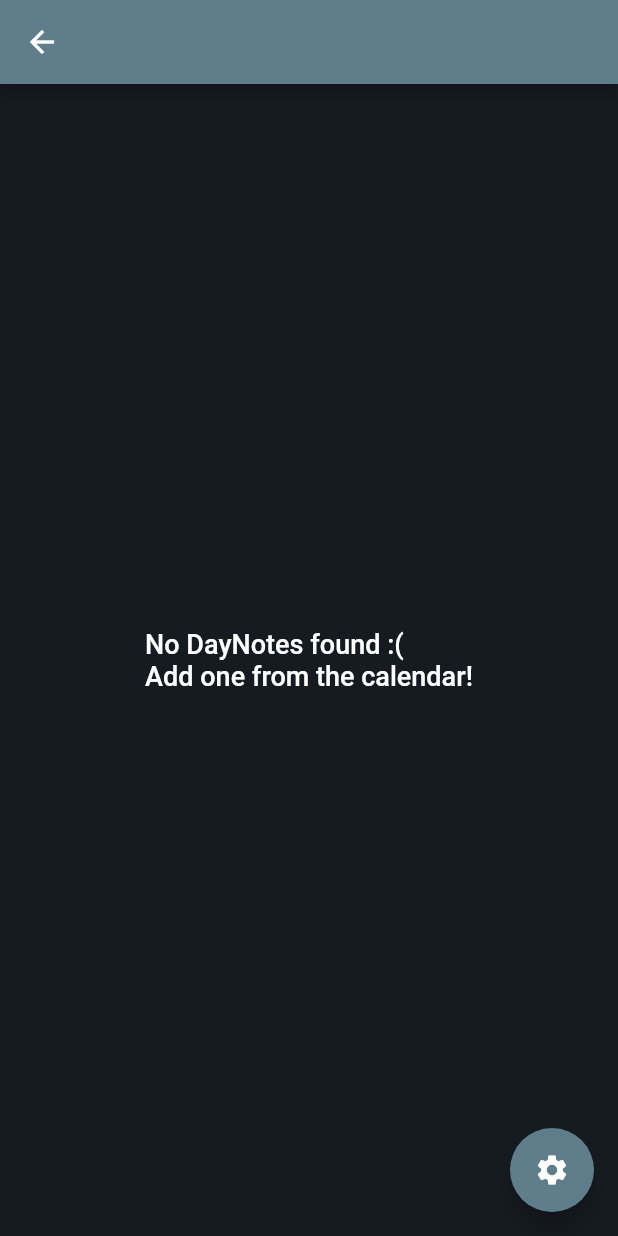
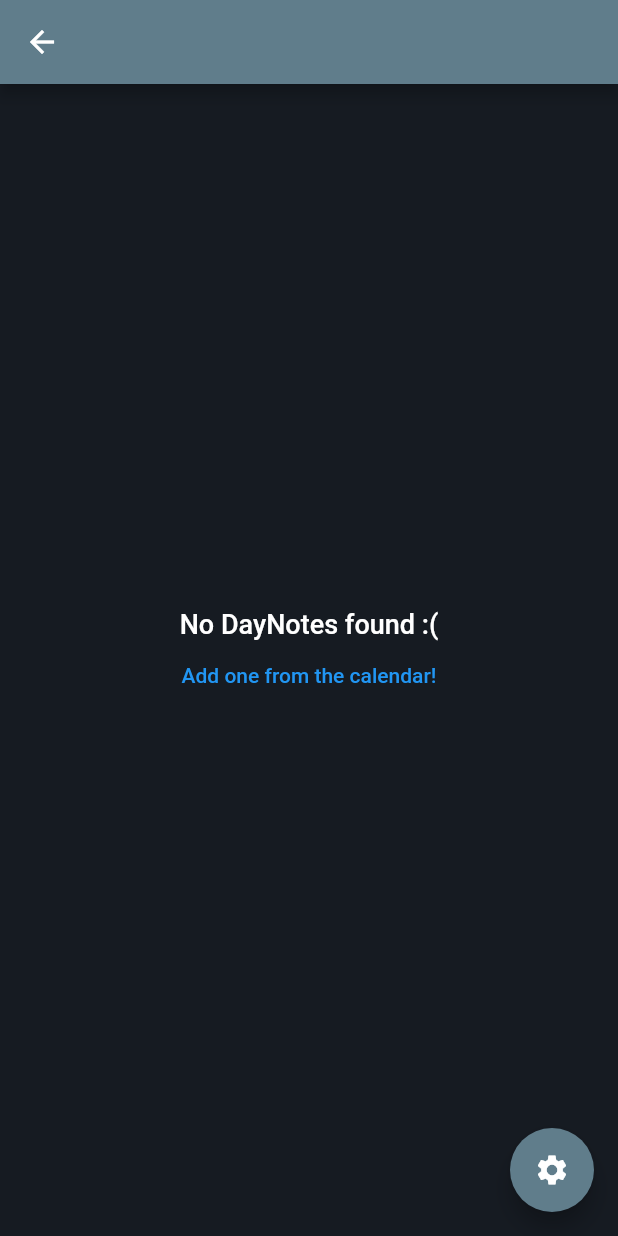
Before and after one commit to sicfran774/DayNote, a Flutter app: the AlbumDayNote screen opened directly with empty values, on a phone screen of 412 x 824 dp. Run offline on Flutter 3.47's test engine with Material 2 defaults, Android fonts, the phone set to English and light mode, and no system bars; our stand-ins replace firebase_core, firebase_storage, image_picker, tuple; missing offline and left inert: flutter_quill; accounts and stored records are empty.

Commit message:
makin it look more nice

```diff
--- a/lib/screens/components/album/album_daynote.dart
+++ b/lib/screens/components/album/album_daynote.dart
@@ -69,15 +69,47 @@ class _AlbumDayNoteState extends State<AlbumDayNote> {
 
     return Scaffold(
       appBar: AppBar(
+        centerTitle: true,
         title: ValueListenableBuilder(
           valueListenable: dateNotifier,
           builder: (context, value, child) {
             List<String> tempDate = value.split('_');
-            return (tempDate.length == 3)
-                ? Text(convertToUTC(tempDate[0], tempDate[1], tempDate[2]))
-                : const Text("");
+            return Column(
+                mainAxisAlignment: MainAxisAlignment.center,
+                children: [
+                  Text(
+                    albumName,
+                    style: headerLarge,
+                  ),
+                  if (tempDate.length == 3) ...[
+                    Text(
+                      convertToUTC(tempDate[0], tempDate[1], tempDate[2]),
+                      style: const TextStyle(fontSize: 14),
+                    ),
+                  ],
+                ]);
           },
         ),
+        actions: [
+          if (date != "") ...[
+            IconButton(
+                onPressed: () {
+                  showDialog(
+                      context: context,
+                      builder: (BuildContext context) => AlertDialog(
+                            title: const Text("Why can't I edit anything?"),
+                            content: const Text(
+                                "You are currently in an album. To edit a DayNote, you can click on the cog below and go to that day on the calendar."),
+                            actions: [
+                              TextButton(
+                                  onPressed: () => Navigator.pop(context),
+                                  child: const Text("OK"))
+                            ],
+                          ));
+                },
+                icon: const Icon(Icons.question_mark_rounded))
+          ]
+        ],
       ),
       body: PageView(
         controller: horizontalController,
@@ -87,11 +119,30 @@ class _AlbumDayNoteState extends State<AlbumDayNote> {
                 dayNote.split('/')[0], int.parse(dayNote.split('/')[1]))
           ],
           if (dayNoteList.isEmpty) ...[
-            const Center(
-              child: Text(
-                "No DayNotes found :(\nAdd one from the calendar!",
-                style: headerMedium,
-              ),
+            Column(
+              mainAxisAlignment: MainAxisAlignment.center,
+              children: [
+                const Text(
+                  "No DayNotes found :(",
+                  style: headerMedium,
+                  textAlign: TextAlign.center,
+                ),
+                TextButton(
+                  onPressed: () {
+                    Navigator.popUntil(context, (route) => route.isFirst);
+                    Navigator.pop(context);
+                    Navigator.push(
+                        context,
+                        MaterialPageRoute(
+                            builder: (route) => const BottomBar()));
+                  },
+                  child: const Text(
+                    "Add one from the calendar!",
+                    style: TextStyle(color: Colors.blue),
+                    textAlign: TextAlign.center,
+                  ),
+                )
+              ],
             )
           ]
         ],
--- a/lib/screens/components/daynote/photo_display.dart
+++ b/lib/screens/components/daynote/photo_display.dart
@@ -252,6 +252,7 @@ class _PhotoDisplayState extends State<PhotoDisplay> {
                                 "Are you sure you want to clear all DayNotes for this day?",
                                 () {
                               deleteAllDayNotes();
+                              Navigator.pop(context);
                             });
                           },
                         ),
@@ -259,7 +260,10 @@ class _PhotoDisplayState extends State<PhotoDisplay> {
                     )),
               ),
               backgroundColor: gitHubBlack,
-              appBar: AppBar(title: Text(title!)),
+              appBar: AppBar(
+                title: Text(title!),
+                centerTitle: true,
+              ),
               body: PageView.builder(
                 controller: horizontalController,
                 itemBuilder: (context, index) {
```
Also changed, not shown: lib/spec/edit.dart (+10 -2 lines), lib/spec/get_file.dart (+0 -2 lines).
